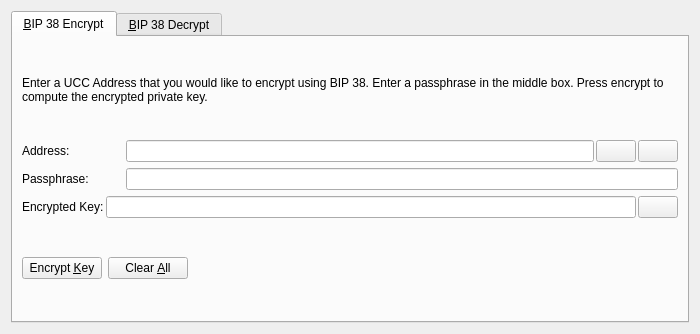
This is src/qt/forms/bip38tooldialog.ui in swampcoin/bwrgocoin as Qt 5 draws it before an edit. The edited form follows.
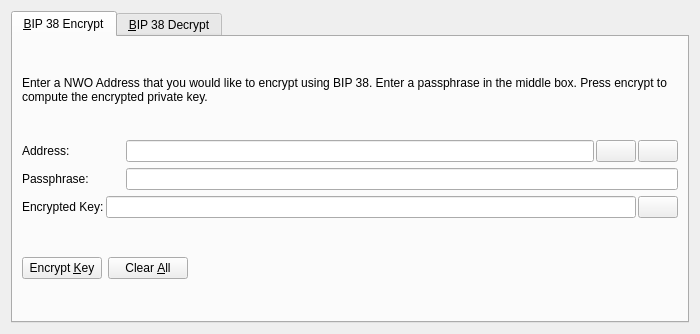
This is the edited form. The open tabs and pages were chosen to show the change. Icons and pictures are not drawn. Custom widgets are drawn as their Qt base class.

```diff
--- a/src/qt/forms/bip38tooldialog.ui
+++ b/src/qt/forms/bip38tooldialog.ui
@@ -30,7 +30,7 @@
        <item>
         <widget class="QLabel" name="infoLabel_ENC">
          <property name="text">
-          <string>Enter a UCC Address that you would like to encrypt using BIP 38. Enter a passphrase in the middle box. Press encrypt to compute the encrypted private key.</string>
+          <string>Enter a NWO Address that you would like to encrypt using BIP 38. Enter a passphrase in the middle box. Press encrypt to compute the encrypted private key.</string>
          </property>
          <property name="textFormat">
           <enum>Qt::PlainText</enum>
```
Left out of the diff: 8 changed lines with no effect on the pictures.
